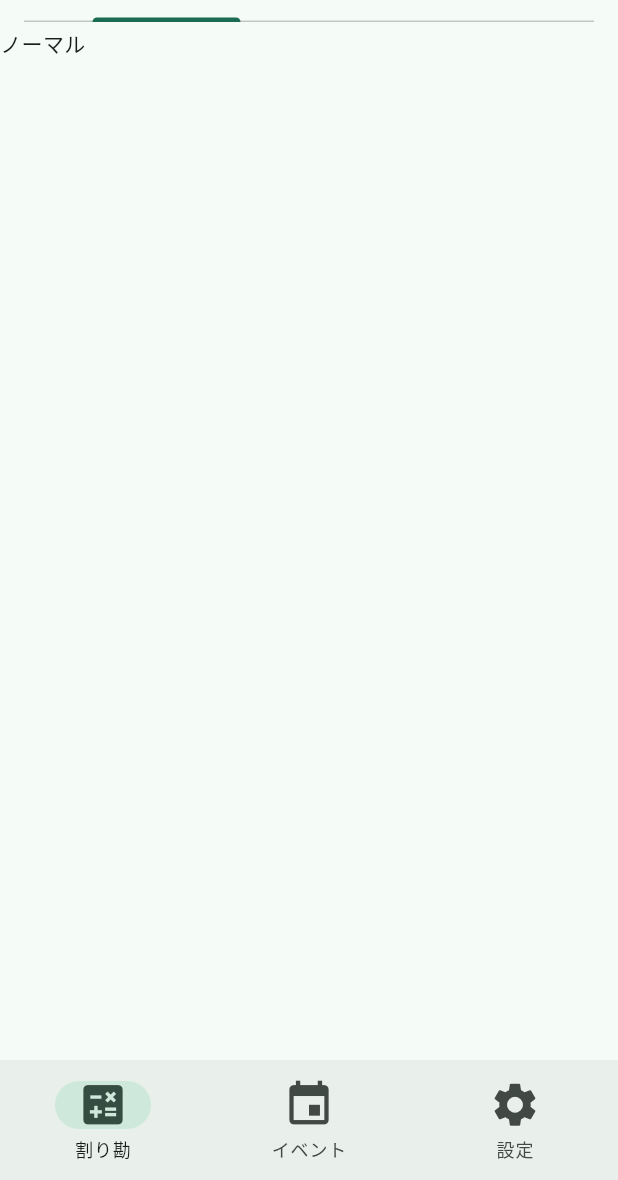
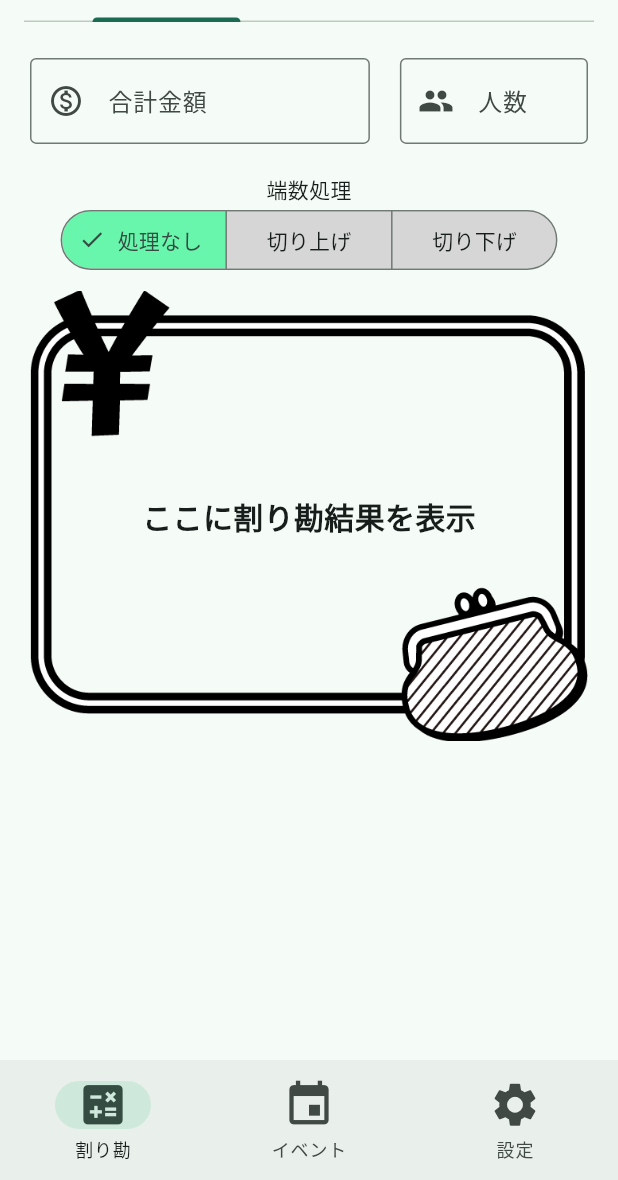
Before and after one commit to seri-kie/warikan, a Flutter app: the screen it shows after launch, on a phone screen of 412 x 824 dp, the part 56-1236 px from its top. Run offline on Flutter 3.47's test engine with Material 3 defaults, Android fonts, the phone set to English and light mode, and no system bars; drawn by our look-alikes of auto_size_text.

Commit message:
feat:ノーマル割り勘ページの追加
ノーマル割り勘ページのUIを実装

```diff
--- a/lib/pages/calculate_page.dart
+++ b/lib/pages/calculate_page.dart
@@ -1,4 +1,5 @@
 import 'package:flutter/material.dart';
+import 'package:warikan/pages/normal_calculate_page.dart';
 
 class CalculatePage extends StatelessWidget {
   const CalculatePage({super.key});
@@ -22,7 +23,7 @@ class CalculatePage extends StatelessWidget {
             ),
           ),
           body: const TabBarView(
-            children: [Text('ノーマル'), Text('傾斜')],
+            children: [NormalCalculatePage(), Text('傾斜')],
           ),
         ));
   }
--- /dev/null
+++ b/lib/pages/normal_calculate_page.dart
@@ -0,0 +1,167 @@
+import 'package:auto_size_text/auto_size_text.dart';
+import 'package:flutter/material.dart';
+import 'package:flutter/services.dart';
+import 'package:warikan/gen/assets.gen.dart';
+
+enum FractionRound { none, roundUp, roundDown }
+
+class NormalCalculatePage extends StatefulWidget {
+  const NormalCalculatePage({super.key});
+
+  @override
+  State<NormalCalculatePage> createState() => _NormalCalculatePageState();
+}
+
+class _NormalCalculatePageState extends State<NormalCalculatePage> {
+  Set<FractionRound> selected = {FractionRound.none};
+  int fraction = 1;
+  @override
+  Widget build(BuildContext context) {
+    return Column(
+      children: [
+        Row(
+          children: [
+            Container(
+              margin: const EdgeInsets.all(20),
+              width: MediaQuery.of(context).size.width * 0.55,
+              child: TextFormField(
+                keyboardType: TextInputType.number,
+                inputFormatters: [FilteringTextInputFormatter.digitsOnly],
+                decoration: const InputDecoration(
+                    border: OutlineInputBorder(
+                      borderRadius: BorderRadius.all(Radius.circular(4.0)),
+                    ),
+                    prefixIcon: Icon(Icons.monetization_on_outlined),
+                    labelText: '合計金額',
+                    suffix: Text(
+                      '円',
+                      style: TextStyle(color: Colors.black),
+                    )),
+              ),
+            ),
+            Expanded(
+              child: Container(
+                margin: const EdgeInsets.only(right: 20),
+                child: TextFormField(
+                  keyboardType: TextInputType.number,
+                  inputFormatters: [FilteringTextInputFormatter.digitsOnly],
+                  decoration: const InputDecoration(
+                      border: OutlineInputBorder(
+                        borderRadius: BorderRadius.all(Radius.circular(4.0)),
+                      ),
+                      prefixIcon: Icon(Icons.group),
+                      labelText: '人数',
+                      suffix: Text(
+                        '人',
+                        style: TextStyle(color: Colors.black),
+                      )),
+                ),
+              ),
+            ),
+          ],
+        ),
+        const Text(
+          '端数処理',
+        ),
+        SegmentedButton(
+            onSelectionChanged: (value) {
+              setState(() {
+                selected = value;
+              });
+            },
+            style: SegmentedButton.styleFrom(
+                backgroundColor: Colors.grey[350],
+                selectedBackgroundColor:
+                    const Color.fromARGB(255, 104, 245, 172)),
+            segments: const [
+              ButtonSegment(
+                  value: FractionRound.none,
+                  label: Text(
+                    '処理なし',
+                  )),
+              ButtonSegment(
+                  value: FractionRound.roundUp,
+                  label: Text(
+                    '切り上げ',
+                  )),
+              ButtonSegment(
+                  value: FractionRound.roundDown,
+                  label: Text(
+                    '切り下げ',
+                  ))
+            ],
+            selected: selected),
+        const SizedBox(
+          height: 10,
+        ),
+        if (!selected.contains(FractionRound.none))
+          Padding(
+            padding: const EdgeInsets.symmetric(horizontal: 10),
+            child: Row(
+              mainAxisAlignment: MainAxisAlignment.spaceEvenly,
+              children: [
+                ChoiceChip(
+                  label: const Text("1円"),
+                  backgroundColor: Colors.grey[350],
+                  selectedColor: const Color.fromARGB(255, 104, 245, 172),
+                  selected: fraction == 1,
+                  onSelected: (_) {
+                    setState(() {
+                      fraction = 1;
+                    });
+                  },
+                ),
+                ChoiceChip(
+                  label: const Text("10円"),
+                  backgroundColor: Colors.grey[350],
+                  selectedColor: const Color.fromARGB(255, 104, 245, 172),
+                  selected: fraction == 10,
+                  onSelected: (_) {
+                    setState(() {
+                      fraction = 10;
+                    });
+                  },
+                ),
+                ChoiceChip(
+                  label: const Text("100円"),
+                  backgroundColor: Colors.grey[350],
+                  selectedColor: const Color.fromARGB(255, 104, 245, 172),
+                  selected: fraction == 100,
+                  onSelected: (_) {
+                    setState(() {
+                      fraction = 100;
+                    });
+                  },
+                ),
+                ChoiceChip(
+                  label: const Text("1000円"),
+                  backgroundColor: Colors.grey[350],
+                  selectedColor: const Color.fromARGB(255, 104, 245, 172),
+                  selected: fraction == 1000,
+                  onSelected: (_) {
+                    setState(() {
+                      fraction = 1000;
+                    });
+                  },
+                ),
+              ],
+            ),
+          ),
+        Container(
+            alignment: Alignment.center,
+            margin: const EdgeInsets.symmetric(horizontal: 20),
+            width: double.infinity,
+            height: 300,
+            decoration: BoxDecoration(
+                image: DecorationImage(
+                    image: AssetImage(Assets.images.bgWarikan.path),
+                    fit: BoxFit.fitWidth)),
+            child: const AutoSizeText(
+              maxLines: 2,
+              'ここに割り勘結果を表示',
+              style: TextStyle(fontSize: 20, fontWeight: FontWeight.bold),
+            ))
+      ],
+    );
+  }
+}
--- a/pubspec.yaml
+++ b/pubspec.yaml
@@ -35,6 +35,10 @@ dependencies:
   # The following adds the Cupertino Icons font to your application.
   # Use with the CupertinoIcons class for iOS style icons.
   cupertino_icons: ^1.0.6
+  auto_size_text: ^3.0.0
+  flutter_gen: ^5.6.0
+  build_runner: ^2.4.11
+  flutter_gen_runner: ^5.6.0
 
 dev_dependencies:
   flutter_test:
@@ -88,3 +92,5 @@ flutter:
   #
   # For details regarding fonts from package dependencies,
   # see https://flutter.dev/custom-fonts/#from-packages
+  assets:
+    - assets/images/
```
Also changed, not shown: lib/gen/assets.gen.dart (added, +108 -0 lines), assets/images/bg_warikan.png (added), pubspec.lock.
